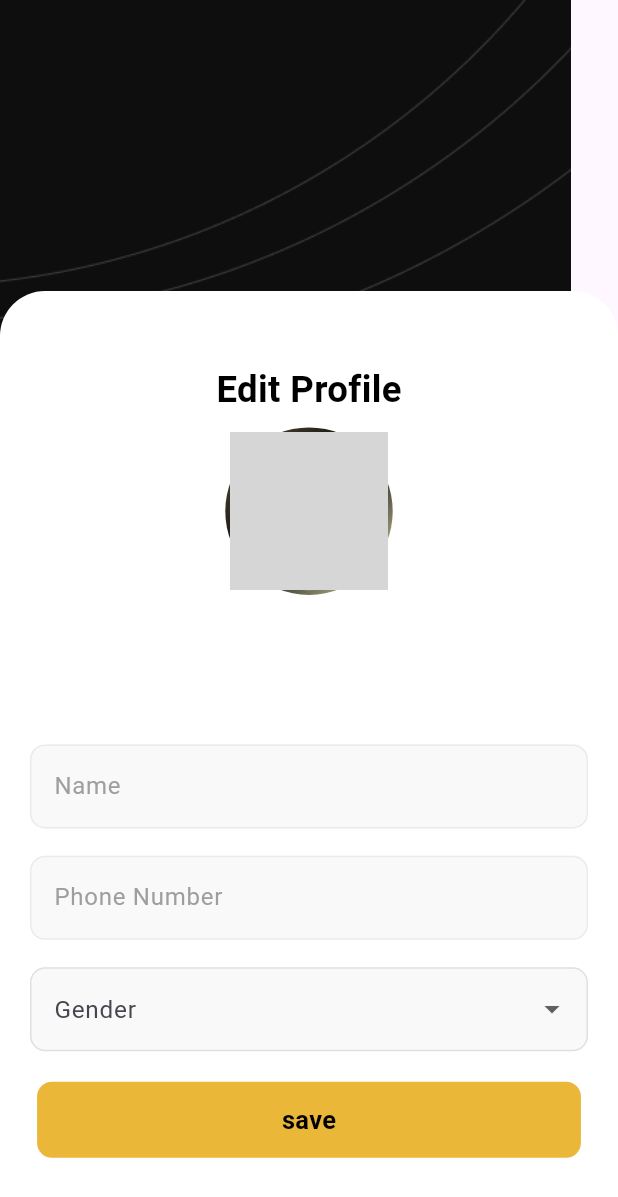
After one commit to batool-bader30/Car_rental, a Flutter app: the Editprofile screen opened directly, on a phone screen of 412 x 824 dp. The commit adds this screen. Shown: the top 1197 px of the screen. Run offline on Flutter 3.47's test engine with Material 3 defaults, Android fonts, the phone set to English and light mode, and no system bars; our stand-ins replace cloud_firestore, connectivity_plus, dio, firebase_auth, firebase_core, flutter_screenutil and 2 more; missing offline and left inert: flutter_stripe; accounts and stored records are empty; grey boxes are pictures that could not be loaded.

Commit message:
profile_update

```diff
--- a/lib/controllers/user_controller.dart
+++ b/lib/controllers/user_controller.dart
@@ -3,11 +3,22 @@ import 'package:cloud_firestore/cloud_firestore.dart';
 import 'package:firebase_auth/firebase_auth.dart';
 import 'package:flutter/foundation.dart';
 import 'package:shared_preferences/shared_preferences.dart';
+import 'package:image_picker/image_picker.dart';
 
 
 class UserController extends ChangeNotifier {
   UserModel? userModel;
+ final ImagePicker _picker = ImagePicker();
 
+  //for image uplod
+  Future<void> pickImageAndSave() async {
+    final pickedFile = await _picker.pickImage(source: ImageSource.gallery);
+    if (pickedFile != null) {
+      if (userModel == null) userModel = UserModel(name: '' , email: '');
+      userModel!.image = pickedFile.path;
+      notifyListeners();
+    }
+  }
   /// register
   Future<String?> createUser(String email, String password) async {
     try {
@@ -81,18 +92,20 @@ class UserController extends ChangeNotifier {
   }
 
   /// save user data in firestore
-  Future<void> saveUserData({String? name, String? phoneNumber}) async {
+  Future<void> saveUserData({String? name, String? phoneNumber,String? image,String? gender}) async {
     final String? uid = await getUid();
     if (uid != null) {
       await FirebaseFirestore.instance.collection("users").doc(uid).set({
         "name": name?.trim(),
         "phoneNumber": phoneNumber?.trim(),
+        "image": image?.trim(),
+        "gender":gender?.trim(),
         "lastdate": DateTime.now(),
       }, SetOptions(merge: true));
     }
   }
 
-  void getinfo() async {
+  Future<void> getinfo() async {
     final String? uid = await getUid();
     if (uid != null) {
       var doc = await FirebaseFirestore.instance
--- a/lib/main.dart
+++ b/lib/main.dart
@@ -10,6 +10,7 @@ import 'package:flutter_screenutil/flutter_screenutil.dart';
 import 'package:flutter_stripe/flutter_stripe.dart';
 import 'package:provider/provider.dart';
 import 'package:carrental/controllers/car_provider.dart';
+import 'package:carrental/view/screens/myprofile/Profileinfopage.dart';
 
 void main() async {
   // ضمان تهيئة Flutter قبل أي استدعاء Firebase أو async
--- a/lib/models/user_model.dart
+++ b/lib/models/user_model.dart
@@ -3,6 +3,8 @@ class UserModel {
   String? email;
   String? phoneNumber;
   String? image;
+    String? gender;
+
 
   // Constructor with named optional parameters
   UserModel({
@@ -10,6 +12,7 @@ class UserModel {
     this.email,
     this.phoneNumber,
     this.image,
+    this.gender
   });
 
   // Create an instance from a JSON map
@@ -19,6 +22,8 @@ class UserModel {
       email: json['email'] as String?,
       phoneNumber: json['phoneNumber'] as String?,
       image: json['image'] as String?,
+            gender: json['gender'] as String?,
+
     );
   }
 
@@ -29,6 +34,7 @@ class UserModel {
       'email': email,
       'phoneNumber': phoneNumber,
       'image': image,
+        'gender': gender,
     };
   }
 }
--- a/lib/utils/constant/assets.dart
+++ b/lib/utils/constant/assets.dart
@@ -1,13 +1,16 @@
 class Assets {
   Assets._();
-
-
   static const String splashimage = 'assets/images/SplashScreen.png';
    static const String backgroungimage = 'assets/images/backgroungimage.png';
       static const String visa = 'assets/images/Visa Card.png';
             static const String card = 'assets/images/card-tick.png';
 
       static const String cash = 'assets/images/empty-wallet-time.png';
+      static const String Setting = 'assets/images/Setting.png';
+      static const String logout = 'assets/images/Log Out.png';
+      static const String edit = 'assets/images/Edit.png';
+      static const String billing = 'assets/images/Billing.png';
+      static const String information = 'assets/images/Information.png';
 
 
 }
--- /dev/null
+++ b/lib/view/screens/myprofile/editprofile.dart
@@ -0,0 +1,226 @@
+import 'dart:io';
+
+import 'package:carrental/controllers/user_controller.dart';
+import 'package:carrental/utils/constant/assets.dart';
+import 'package:carrental/utils/navigator_utils.dart';
+import 'package:carrental/utils/validations/validations_metod%20(1).dart';
+import 'package:carrental/view/screens/myprofile/profile_menu_item.dart';
+import 'package:carrental/view/widgets/DropdownButton.dart';
+import 'package:carrental/view/widgets/button.dart';
+import 'package:carrental/view/widgets/pass_field.dart';
+import 'package:carrental/view/widgets/text.dart';
+import 'package:carrental/view/widgets/text_field.dart';
+import 'package:flutter/material.dart';
+import 'package:flutter_screenutil/flutter_screenutil.dart';
+import 'package:provider/provider.dart';
+
+class Editprofile extends StatefulWidget {
+  const Editprofile({super.key});
+
+  @override
+  State<Editprofile> createState() => _ProfilepageState();
+}
+
+class _ProfilepageState extends State<Editprofile> {
+  late TextEditingController nameController;
+  TextEditingController imagecontroller = TextEditingController();
+  TextEditingController phoneController = TextEditingController();
+  TextEditingController genderController = TextEditingController();
+  final _formKey = GlobalKey<FormState>();
+
+  @override
+  void initState() {
+    super.initState();
+    nameController = TextEditingController();
+
+    final ctrl = Provider.of<UserController>(context, listen: false);
+    ctrl.getinfo();
+    final user = ctrl.userModel;
+    if (user != null) {
+      nameController.text = user.name!;
+      phoneController.text = user.phoneNumber ?? "";
+      genderController.text = user.gender ?? "";
+            imagecontroller.text = user.image ?? "";
+
+    }
+  }
+
+  @override
+  Widget build(BuildContext context) {
+    return Scaffold(
+      resizeToAvoidBottomInset: false,
+      body: Consumer<UserController>(
+        builder: (context, ctrl, child) {
+          final myuser = ctrl.userModel;
+
+            // إذا البيانات لم تصل بعد
+            if (myuser == null) {
+              return const Center(child: CircularProgressIndicator());
+            }
+          return Stack(
+            children: [
+              Image.asset(Assets.backgroungimage, fit: BoxFit.fill),
+              Column(
+                mainAxisAlignment: MainAxisAlignment.end,
+                crossAxisAlignment: CrossAxisAlignment.start,
+                children: [
+
+                  Container(
+                    height: 630,
+                    decoration: BoxDecoration(
+                      color: const Color.fromARGB(255, 255, 255, 255),
+                      borderRadius: BorderRadius.only(
+                        topLeft: Radius.circular(30),
+                        topRight: Radius.circular(30),
+                      ),
+                    ),
+                    child: Padding(
+                      padding: const EdgeInsets.all(20.0),
+                      child: Form(
+                                        key: _formKey,
+                                        child: Column(
+                      crossAxisAlignment: CrossAxisAlignment.center,
+                      mainAxisAlignment: MainAxisAlignment.start,
+                      children: [
+                        SizedBox(height: 20,),
+                         Padding(
+                           padding: const EdgeInsets.all(8.0),
+                           child: SmallText(
+                            text: 'Edit Profile',
+                            size: 24.sp,
+                            color: Colors.black,
+                            fontWeight: FontWeight.bold,
+                                                   ),
+                         ),
+                        Stack(
+                          children: [
+                             Container(
+                        width: 110.sp,
+                        height: 110.sp,
+                        padding: EdgeInsets.all(3.sp), // سمك الإطار
+                        decoration: BoxDecoration(
+                          shape: BoxShape.circle,
+                          gradient: LinearGradient(
+                            colors: [
+                              const Color.fromARGB(255, 94, 87, 64),
+                              const Color.fromARGB(255, 0, 0, 0),
+                              const Color.fromARGB(255, 239, 234, 185),
+                            ],
+                            begin: Alignment.topLeft,
+                            end: Alignment.bottomRight,
+                          ),
+                        ),
+                        child: ClipOval(
+                          child: Container(
+                            color: Colors.white, // هذا اللون يظهر بين التدرج والصورة
+                            child: CircleAvatar(
+                              radius: 45.sp,
+                              backgroundImage: (myuser.image != null && myuser.image!.isNotEmpty)
+                                  ? FileImage(File(myuser.image!)) as ImageProvider
+                                  : const AssetImage("assets/images/profileimag.png"),
+                            ),
+                          ),
+                        ),
+                      ),
+                            Positioned(
+                              bottom: 7.sp,
+                              right: 5.sp,
+                              child: GestureDetector(
+                                onTap: () async {
+                                  await ctrl.pickImageAndSave();
+                                },
+                                child: Container(
+                                  padding: EdgeInsets.all(6.w),
+                                  decoration: const BoxDecoration(
+                                    color: Color.fromARGB(255, 0, 0, 0),
+                                    shape: BoxShape.circle,
+                                  ),
+                                  child: Icon(
+                                    Icons.camera_alt_sharp,
+                                    color: Colors.white,
+                                    size: 18.sp,
+                                  ),
+                                ),
+                              ),
+                            ),
+                          ],
+                        ),
+
+                        SizedBox(height: 5.h),
+
+                        // الاسم
+                        SmallText(
+                          text: myuser.name!,
+                          size: 24.sp,
+                          color: Colors.black,
+                          fontWeight: FontWeight.bold,
+                        ),
+
+                        // رقم الهاتف
+                        SmallText(
+                          text: myuser.email!,
+                          size: 14.sp,
+                          color: Colors.black,
+                        ),
+
+
+                        SizedBox(height: 40.sp),
+
+                        TextField2(
+
+                          labelText: "Name",
+                          controller: nameController,
+                          validator: ValidationsMetod.validateName,
+                        ),
+                        SizedBox(height: 18.h),
+
+                        TextField2(
+                          labelText: "Phone Number",
+                          controller: phoneController,
+                          validator: ValidationsMetod.validatePhoneNumber,
+                          keyboardType: TextInputType.number,
+                        ),
+                        SizedBox(height: 18.h),
+
+                        Dropdown_Field(
+                          labelText: "Gender",
+                          items: ['Male', 'Female'],
+                          controller: genderController,
+                        ),
+                        SizedBox(height: 20.sp),
+
+                        Button(
+                          title: "save",
+                          ontap: () async {
+                            if (_formKey.currentState!.validate()) {
+                              await ctrl.saveUserData(
+                                name: nameController.text.trim(),
+                                phoneNumber: phoneController.text.trim(),
+                                image: imagecontroller.text.trim(),
+                                gender: genderController.text.trim(),
+                              );
+                              // widget.inprofile == true
+                              //     ? NavigatorUtils.navigateToProfileScreen(
+                              //         context,
+                              //       )
+                              //     : await showDialogAndNavigate(
+                              //         context,
+                              //         HomePage(),
+                              //       );
+                            }
+                          },
+                        ),
+                      ],
+                                        ),
+                                      ),
+                    ),
+                  ),
+                ],
+              ),
+            ],
+          );
+        },
+      ),
+    );
+  }
+}
--- /dev/null
+++ b/lib/view/widgets/DropdownButton.dart
@@ -0,0 +1,49 @@
+import 'package:flutter/material.dart';
+import 'package:flutter_screenutil/flutter_screenutil.dart';
+
+class Dropdown_Field extends StatelessWidget {
+  final String labelText;
+  final List<String> items;
+  final TextEditingController controller;
+
+  const Dropdown_Field({
+    super.key,
+    required this.labelText,
+    required this.items,
+    required this.controller,
+  });
+
+  @override
+  Widget build(BuildContext context) {
+    return DropdownButtonFormField<String>(
+      value: controller.text.isNotEmpty ? controller.text : null,
+      decoration: InputDecoration(
+        labelText: labelText,
+        labelStyle: TextStyle(fontSize: 16.sp),
+        filled: true,
+        fillColor: Color.fromARGB(255, 249, 249, 249),
+        border: OutlineInputBorder(
+          borderRadius: BorderRadius.circular(10.r),
+          borderSide: const BorderSide(color: Color(0xFFE0E0E0)),
+        ),
+        enabledBorder: OutlineInputBorder(
+          borderRadius: BorderRadius.circular(10.r),
+          borderSide: const BorderSide(color: Color(0xFFE0E0E0)),
+        ),
+        focusedBorder: OutlineInputBorder(
+          borderRadius: BorderRadius.circular(10.r),
+          borderSide: const BorderSide(color: Color(0xFFE0E0E0)),
+        ),
+      ),
+      items: items.map((item) {
+        return DropdownMenuItem(
+          value: item,
+          child: Text(item, style: TextStyle(fontSize: 16.sp)),
+        );
+      }).toList(),
+      onChanged: (value) {
+        controller.text = value!;
+      },
+    );
+  }
+}
--- a/lib/view/widgets/text_field.dart
+++ b/lib/view/widgets/text_field.dart
@@ -60,7 +60,7 @@ final Widget? sufixicon;
 }
 
 
-class TextField extends StatelessWidget {
+class TextField2 extends StatelessWidget {
   final TextEditingController? controller;
   final TextInputType? keyboardType;
   final String labelText;
@@ -70,7 +70,7 @@ class TextField extends StatelessWidget {
   final Function(String)? onchanged;
 final Widget? sufixicon;
 
-  const TextField({
+  const TextField2({
     super.key,
     this.controller,
     this.keyboardType,
@@ -91,24 +91,24 @@ final Widget? sufixicon;
         keyboardType: keyboardType,
         decoration: InputDecoration(
           labelText: labelText,
-          labelStyle: TextStyle(color:AppColor.primary),
+          labelStyle: TextStyle(color:Colors.grey,),
           prefixIcon: prefixIcon,
-          prefixIconColor:  AppColor.primary,
+          prefixIconColor:  Colors.grey,
           suffixIcon:sufixicon ,
           border: OutlineInputBorder(
             borderRadius: BorderRadius.circular(borderRadius!),
-            borderSide: const BorderSide(color: Color.fromARGB(106, 249, 249, 249),),
+            borderSide: const BorderSide(color: Color.fromARGB(255, 236, 234, 234),),
           ),
           filled: true,
-          fillColor: Color.fromARGB(106, 249, 249, 249),
+          fillColor: Color.fromARGB(106, 242, 241, 241),
 
           enabledBorder: OutlineInputBorder(
             borderRadius: BorderRadius.circular(borderRadius!),
-            borderSide: const BorderSide(color:Color.fromARGB(106, 249, 249, 249),),
+            borderSide: const BorderSide(color:Color.fromARGB(255, 236, 234, 234),),
           ),
           focusedBorder: OutlineInputBorder(
             borderRadius: BorderRadius.circular(borderRadius!),
-            borderSide:  BorderSide(color:Color.fromARGB(106, 249, 249, 249),),
+            borderSide:  BorderSide(color:Color.fromARGB(255, 236, 234, 234),),
           ),
         ),
         validator: validator,
```
Also changed, not shown: lib/view/screens/myprofile/profile.dart (added, +204 -0 lines), lib/view/screens/myprofile/profile_menu_item.dart (added, +57 -0 lines), lib/view/widgets/appbar.dart (added, +45 -0 lines), assets/images/Billing.png (added), assets/images/Edit.png (added), assets/images/Information.png (added), assets/images/Log Out.png (added), assets/images/Setting.png (added).
